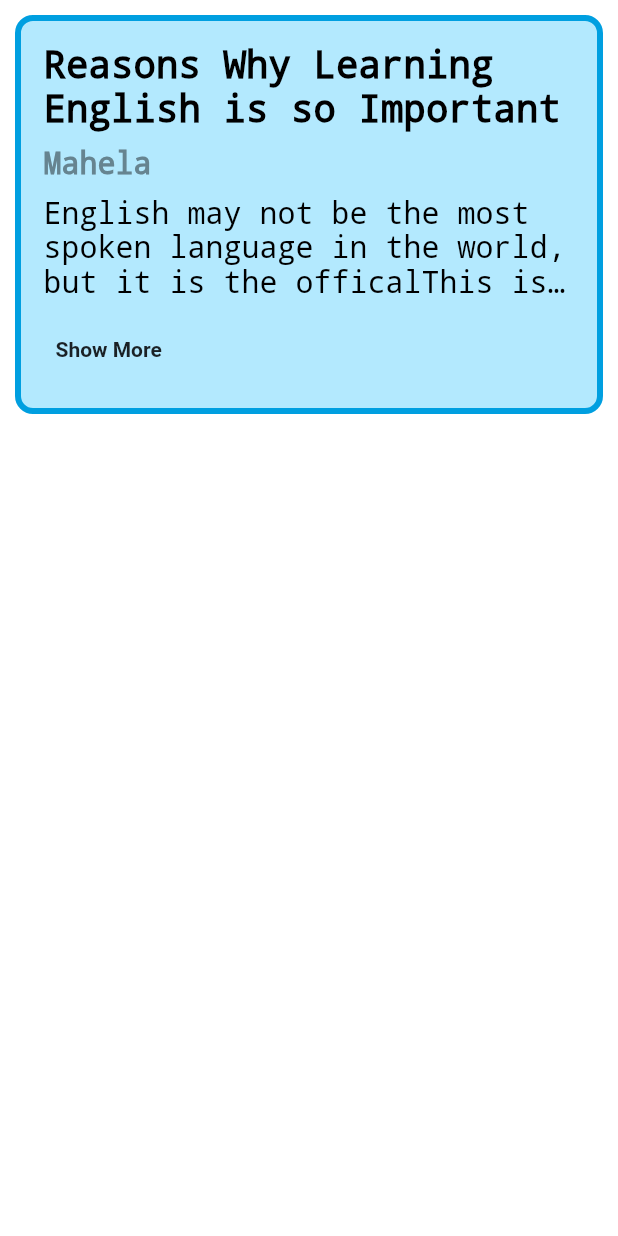
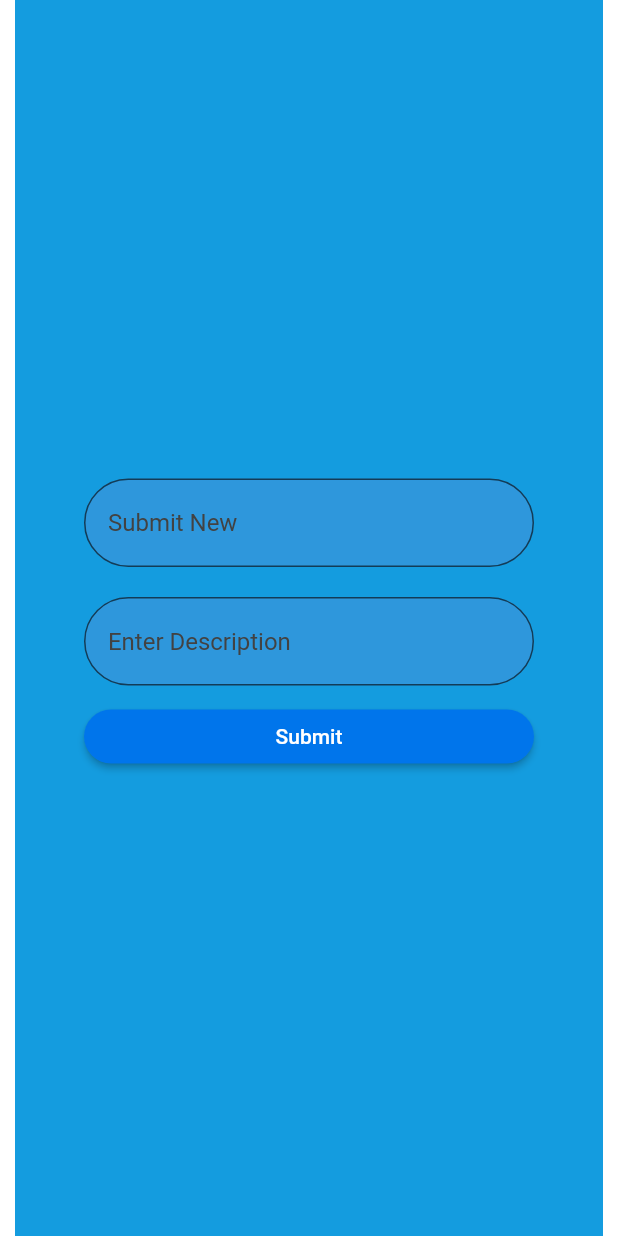
Before and after one commit to mahela97/training-app, a Flutter app: the screen it shows after launch, on a phone screen of 412 x 824 dp. Run offline on Flutter 3.47's test engine with Material 2 defaults, Android fonts, the light colour scheme and no system bars.

Commit message:
Created adding form

```diff
--- a/lib/DiaryCard/DiaryCard.dart
+++ b/lib/DiaryCard/DiaryCard.dart
@@ -40,7 +40,7 @@ class _DiaryCardState extends State<DiaryCard> {
   Widget build(BuildContext context) {
     final MediaQueryData deviceInfo = MediaQuery.of(context);
     return Container(
-      width: double.infinity,
+      width: deviceInfo.size.width,
       margin: EdgeInsets.all(10),
       padding: EdgeInsets.all(10),
       decoration: BoxDecoration(
--- /dev/null
+++ b/lib/Pages/DiaryHome.dart
@@ -0,0 +1,110 @@
+import 'package:flutter/cupertino.dart';
+import 'package:flutter/material.dart';
+
+class DiaryHome extends StatefulWidget {
+  @override
+  _DiaryHomeState createState() => _DiaryHomeState();
+}
+
+class _DiaryHomeState extends State<DiaryHome> {
+  final titleController = TextEditingController();
+  final descripController = TextEditingController();
+  String title;
+  String description;
+
+  @override
+  void dispose() {
+    super.dispose();
+    titleController.dispose();
+    descripController.dispose();
+  }
+
+  void changeTitle(text) {
+    this.title = text;
+  }
+
+  void changeDescription(text) {
+    this.description = text;
+  }
+
+  void onSubmit() {
+    print(this.title);
+    print(this.description);
+    titleController.clear();
+    descripController.clear();
+  }
+
+  @override
+  Widget build(BuildContext context) {
+    MediaQueryData deviceInfo = MediaQuery.of(context);
+    return Container(
+      decoration: BoxDecoration(
+        color: Color(0xff149CDF),
+      ),
+      width: deviceInfo.size.width,
+      height: deviceInfo.size.height,
+      margin: EdgeInsets.fromLTRB(10, 0, 10, 0),
+      child: Column(
+        mainAxisAlignment: MainAxisAlignment.center,
+        children: [
+          Container(
+            width: 300,
+            margin: EdgeInsets.all(10),
+            child: Material(
+              color: Color(0xff149CDF),
+              child: TextField(
+                controller: this.titleController,
+                decoration: InputDecoration(
+                  fillColor: Color(0xff2E97DC),
+                  border: OutlineInputBorder(
+                    borderRadius: BorderRadius.all(
+                       Radius.circular(50.0),
+                    ),
+                    borderSide: BorderSide(color:Colors.white),
+                  ),
+                  filled: true,
+                  hintStyle: new TextStyle(color: Colors.grey[800]),
+                  hintText: " Submit New",
+                ),
+                onChanged: (text) => changeTitle(text),
+              ),
+            ),
+          ),
+          Container(
+            width: 300,
+            margin: EdgeInsets.all(10),
+            child: Material(
+              color: Color(0xff149CDF),
+              child: TextField(
+
+                controller: this.descripController,
+                decoration: InputDecoration(
+                  fillColor: Color(0xff2E97DC),
+                  border: OutlineInputBorder(
+                    borderSide: BorderSide(color:Colors.transparent),
+                      borderRadius: BorderRadius.all(Radius.circular(50.0))),
+                  filled: true,
+                  hintStyle: new TextStyle(color: Colors.grey[800]),
+                  hintText: " Enter Description",
+                ),
+                onChanged: (text) => changeDescription(text),
+              ),
+            ),
+          ),
+          SizedBox(
+            width: 300,
+            child: ElevatedButton(
+                onPressed: onSubmit,
+                child: Text("Submit"),
+                style: ButtonStyle(
+                  backgroundColor:MaterialStateProperty.all<Color>(Color(0xff0075EB)),
+                    shape: MaterialStateProperty.all<RoundedRectangleBorder>(
+                        RoundedRectangleBorder(
+                            borderRadius: BorderRadius.circular(18.0),
+                            )))),
+          )
+        ],
+      ),
+    );
+  }
+}
--- a/lib/main.dart
+++ b/lib/main.dart
@@ -1,4 +1,5 @@
 import 'package:flutter/material.dart';
+import 'package:training_app/Pages/DiaryHome.dart';
 import 'DiaryCard/DiaryCard.dart';
 void main() {
   runApp(MyApp());
@@ -8,17 +9,23 @@ class MyApp extends StatelessWidget {
   // This widget is the root of your application.
   @override
   Widget build(BuildContext context) {
+
     return MaterialApp(
-      home: Column(
-        children: [
-          DiaryCard(title: "Reasons Why Learning English is so Important",
-            subtitle: "Mahela",
-            description: "English may not be the most spoken language in the world, but it is the offical"
-                "This is the description. Hi I am Mahela. How are you? I am fine. "
-                "Hellow gg wel played. how are you mahela. what are you doing? ",
-            cardColor:Color(0xffB3E9FE),
+      home: Container(
+          width: double.infinity,
+          child:Column(
+            children: [
+              // DiaryCard(title: "Reasons Why Learning English is so Important",
+              //   subtitle: "Mahela",
+              //   description: "English may not be the most spoken language in the world, but it is the offical"
+              //       "This is the description. Hi I am Mahela. How are you? I am fine. "
+              //       "Hellow gg wel played. how are you mahela. what are you doing? ",
+              //   cardColor:Color(0xffB3E9FE),
+              // )
+
+              DiaryHome()
+            ],
           )
-        ],
       ),
     );
   }
```
